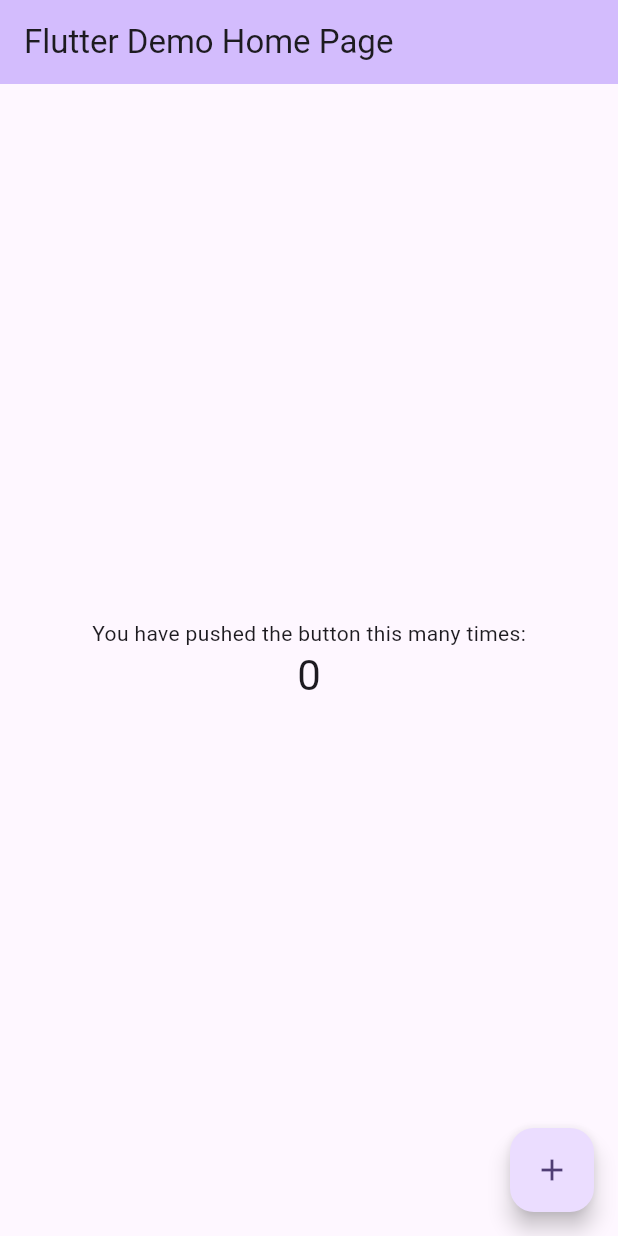
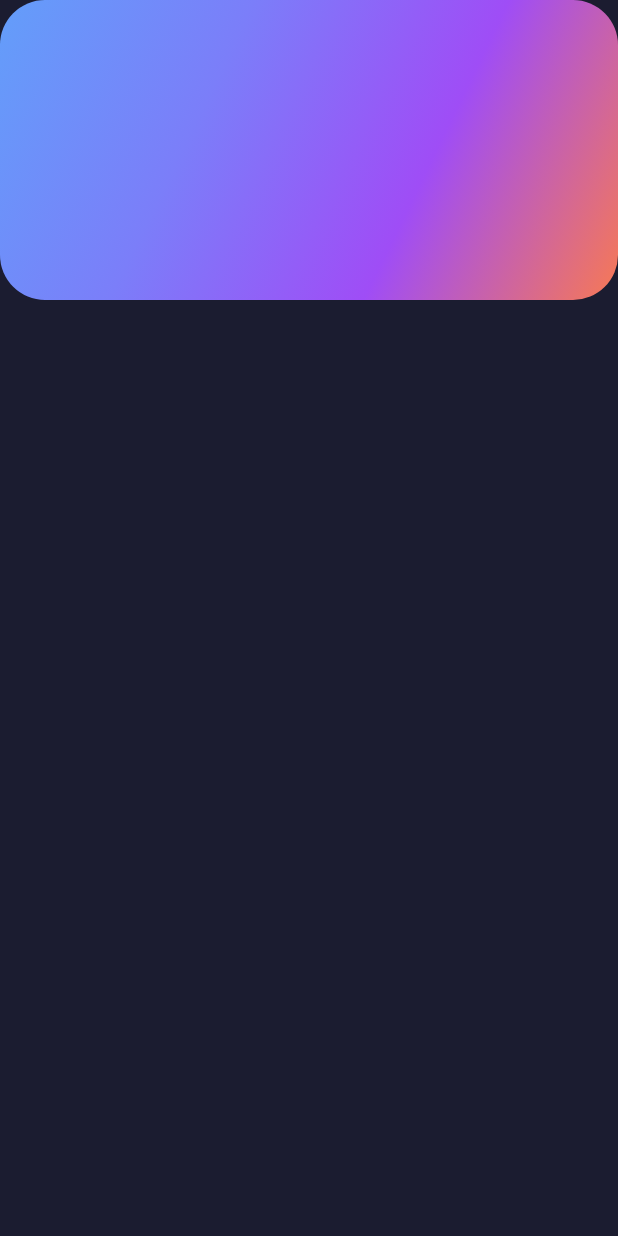
Before and after one commit to AvjotSingh12/stock-project, a Flutter app: the screen it shows after launch, on a phone screen of 412 x 824 dp. Run offline on Flutter 3.47's test engine with Material 3 defaults, Android fonts, the light colour scheme and no system bars.

Commit message:
commit 2

```diff
--- a/lib/main.dart
+++ b/lib/main.dart
@@ -1,4 +1,5 @@
 import 'package:flutter/material.dart';
+import 'package:stocksproject/screen/home.dart';
 
 void main() {
   runApp(const MyApp());
@@ -10,116 +11,6 @@ class MyApp extends StatelessWidget {
   // This widget is the root of your application.
   @override
   Widget build(BuildContext context) {
-    return MaterialApp(
-      title: 'Flutter Demo  212',
-      theme: ThemeData(
-        // This is the theme of your application.
-        //
-        // TRY THIS: Try running your application with "flutter run". You'll see
-        // the application has a purple toolbar. Then, without quitting the app,
-        // try changing the seedColor in the colorScheme below to Colors.green
-        // and then invoke "hot reload" (save your changes or press the "hot
-        // reload" button in a Flutter-supported IDE, or press "r" if you used
-        // the command line to start the app).
-        //
-        // Notice that the counter didn't reset back to zero; the application
-        // state is not lost during the reload. To reset the state, use hot
-        // restart instead.
-        //
-        // This works for code too, not just values: Most code changes can be
-        // tested with just a hot reload.
-        colorScheme: ColorScheme.fromSeed(seedColor: Colors.deepPurple),
-        useMaterial3: true,
-      ),
-      home: const MyHomePage(title: 'Flutter Demo Home Page'),
-    );
+    return MaterialApp(debugShowCheckedModeBanner: false, home: Home());
   }
 }
-
-class MyHomePage extends StatefulWidget {
-  const MyHomePage({super.key, required this.title});
-
-  // This widget is the home page of your application. It is stateful, meaning
-  // that it has a State object (defined below) that contains fields that affect
-  // how it looks.
-
-  // This class is the configuration for the state. It holds the values (in this
-  // case the title) provided by the parent (in this case the App widget) and
-  // used by the build method of the State. Fields in a Widget subclass are
-  // always marked "final".
-
-  final String title;
-
-  @override
-  State<MyHomePage> createState() => _MyHomePageState();
-}
-
-class _MyHomePageState extends State<MyHomePage> {
-  int _counter = 0;
-
-  void _incrementCounter() {
-    setState(() {
-      // This call to setState tells the Flutter framework that something has
-      // changed in this State, which causes it to rerun the build method below
-      // so that the display can reflect the updated values. If we changed
-      // _counter without calling setState(), then the build method would not be
-      // called again, and so nothing would appear to happen.
-      _counter++;
-    });
-  }
-
-  @override
-  Widget build(BuildContext context) {
-    // This method is rerun every time setState is called, for instance as done
-    // by the _incrementCounter method above.
-    //
-    // The Flutter framework has been optimized to make rerunning build methods
-    // fast, so that you can just rebuild anything that needs updating rather
-    // than having to individually change instances of widgets.
-    return Scaffold(
-      appBar: AppBar(
-        // TRY THIS: Try changing the color here to a specific color (to
-        // Colors.amber, perhaps?) and trigger a hot reload to see the AppBar
-        // change color while the other colors stay the same.
-        backgroundColor: Theme.of(context).colorScheme.inversePrimary,
-        // Here we take the value from the MyHomePage object that was created by
-        // the App.build method, and use it to set our appbar title.
-        title: Text(widget.title),
-      ),
-      body: Center(
-        // Center is a layout widget. It takes a single child and positions it
-        // in the middle of the parent.
-        child: Column(
-          // Column is also a layout widget. It takes a list of children and
-          // arranges them vertically. By default, it sizes itself to fit its
-          // children horizontally, and tries to be as tall as its parent.
-          //
-          // Column has various properties to control how it sizes itself and
-          // how it positions its children. Here we use mainAxisAlignment to
-          // center the children vertically; the main axis here is the vertical
-          // axis because Columns are vertical (the cross axis would be
-          // horizontal).
-          //
-          // TRY THIS: Invoke "debug painting" (choose the "Toggle Debug Paint"
-          // action in the IDE, or press "p" in the console), to see the
-          // wireframe for each widget.
-          mainAxisAlignment: MainAxisAlignment.center,
-          children: <Widget>[
-            const Text(
-              'You have pushed the button this many times:',
-            ),
-            Text(
-              '$_counter',
-              style: Theme.of(context).textTheme.headlineMedium,
-            ),
-          ],
-        ),
-      ),
-      floatingActionButton: FloatingActionButton(
-        onPressed: _incrementCounter,
-        tooltip: 'Increment',
-        child: const Icon(Icons.add),
-      ), // This trailing comma makes auto-formatting nicer for build methods.
-    );
-  }
-}
--- /dev/null
+++ b/lib/screen/home.dart
@@ -0,0 +1,31 @@
+import 'package:flutter/material.dart';
+
+class Home extends StatelessWidget {
+  const Home({super.key});
+
+  @override
+  Widget build(BuildContext context) {
+    return Scaffold(
+        backgroundColor: Color(0XFF1b1c30),
+        body: SafeArea(
+          child: Column(
+            children: [
+              Container(
+                height: 200,
+                decoration: BoxDecoration(
+                    borderRadius: BorderRadius.circular(30),
+                    gradient: LinearGradient(
+                        begin: Alignment.bottomRight,
+                        end: Alignment.topLeft,
+                        colors: [
+                          Color(0XFFf77954),
+                          Color(0XFF9f4df6),
+                          Color(0XFF7b7ef9),
+                          Color(0XFF639efa)
+                        ])),
+              )
+            ],
+          ),
+        ));
+  }
+}
```
